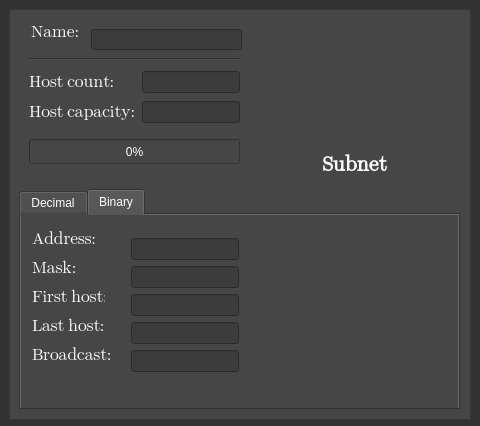
Before: the Qt Designer form src/widgetApp/SubnetDialog.ui in Projekt-zespolowy-TIU/DesignYourNetwork, drawn with Qt 5.
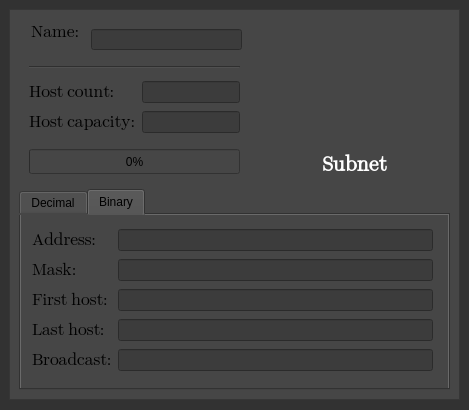
After: the same form once the commit is applied. Icons and pictures are not drawn.

```diff
--- a/src/widgetApp/SubnetDialog.ui
+++ b/src/widgetApp/SubnetDialog.ui
@@ -6,8 +6,8 @@
    <rect>
     <x>0</x>
     <y>0</y>
-    <width>480</width>
-    <height>426</height>
+    <width>469</width>
+    <height>410</height>
    </rect>
   </property>
   <property name="windowTitle">
@@ -21,16 +21,15 @@
    <bool>false</bool>
   </property>
   <property name="styleSheet">
-   <string notr="true">background-color: rgb(50, 50, 50);
-color: rgb(255, 255, 255);</string>
+   <string notr="true">background-color: rgb(50, 50, 50);</string>
   </property>
   <widget class="QFrame" name="frame">
    <property name="geometry">
     <rect>
      <x>9</x>
      <y>9</y>
-     <width>462</width>
-     <height>411</height>
+     <width>451</width>
+     <height>391</height>
     </rect>
    </property>
    <property name="font">
@@ -80,8 +79,8 @@
      <rect>
       <x>10</x>
       <y>180</y>
-      <width>441</width>
-      <height>221</height>
+      <width>431</width>
+      <height>201</height>
      </rect>
     </property>
     <property name="tabPosition">
@@ -286,15 +285,18 @@
      <attribute name="title">
       <string>Binary</string>
      </attribute>
+     <widget class="QWidget" name="">
+      <property name="geometry">
+       <rect>
+        <x>11</x>
+        <y>12</y>
+        <width>401</width>
+        <height>146</height>
+       </rect>
+      </property>
+      <layout class="QGridLayout" name="gridLayout_2">
+       <item row="0" column="0">
      <widget class="QLabel" name="label_14">
-      <property name="geometry">
-       <rect>
-        <x>11</x>
-        <y>12</y>
-        <width>64</width>
-        <height>23</height>
-       </rect>
-      </property>
       <property name="font">
        <font>
         <family>Segoe UI Emoji</family>
@@ -308,179 +310,12 @@
        <string>Address:</string>
       </property>
      </widget>
-     <widget class="QLabel" name="label_21">
-      <property name="geometry">
-       <rect>
-        <x>11</x>
-        <y>70</y>
-        <width>73</width>
-        <height>23</height>
-       </rect>
-      </property>
-      <property name="font">
-       <font>
-        <family>Segoe UI Emoji</family>
-        <pointsize>13</pointsize>
-        <weight>50</weight>
-        <italic>false</italic>
-        <bold>false</bold>
-       </font>
-      </property>
-      <property name="text">
-       <string>First host:</string>
-      </property>
-     </widget>
-     <widget class="QLabel" name="label_15">
-      <property name="geometry">
-       <rect>
-        <x>11</x>
-        <y>41</y>
-        <width>44</width>
-        <height>23</height>
-       </rect>
-      </property>
-      <property name="font">
-       <font>
-        <family>Segoe UI Emoji</family>
-        <pointsize>13</pointsize>
-        <weight>50</weight>
-        <italic>false</italic>
-        <bold>false</bold>
-       </font>
-      </property>
-      <property name="text">
-       <string>Mask:</string>
-      </property>
-     </widget>
-     <widget class="QLabel" name="label_22">
-      <property name="geometry">
-       <rect>
-        <x>11</x>
-        <y>128</y>
-        <width>78</width>
-        <height>23</height>
-       </rect>
-      </property>
-      <property name="font">
-       <font>
-        <family>Segoe UI Emoji</family>
-        <pointsize>13</pointsize>
-        <weight>50</weight>
-        <italic>false</italic>
-        <bold>false</bold>
-       </font>
-      </property>
-      <property name="text">
-       <string>Broadcast:</string>
-      </property>
-     </widget>
-     <widget class="QLabel" name="label_20">
-      <property name="geometry">
-       <rect>
-        <x>11</x>
-        <y>99</y>
-        <width>71</width>
-        <height>23</height>
-       </rect>
-      </property>
-      <property name="font">
-       <font>
-        <family>Segoe UI Emoji</family>
-        <pointsize>13</pointsize>
-        <weight>50</weight>
-        <italic>false</italic>
-        <bold>false</bold>
-       </font>
-      </property>
-      <property name="text">
-       <string>Last host:</string>
-      </property>
-     </widget>
-     <widget class="QScrollArea" name="scrollArea">
-      <property name="geometry">
-       <rect>
-        <x>90</x>
-        <y>5</y>
-        <width>341</width>
-        <height>181</height>
-       </rect>
-      </property>
-      <property name="frameShape">
-       <enum>QFrame::NoFrame</enum>
-      </property>
-      <property name="verticalScrollBarPolicy">
-       <enum>Qt::ScrollBarAsNeeded</enum>
-      </property>
-      <property name="horizontalScrollBarPolicy">
-       <enum>Qt::ScrollBarAsNeeded</enum>
-      </property>
-      <property name="sizeAdjustPolicy">
-       <enum>QAbstractScrollArea::AdjustIgnored</enum>
-      </property>
-      <property name="widgetResizable">
-       <bool>true</bool>
-      </property>
-      <widget class="QWidget" name="scrollAreaWidgetContents">
-       <property name="geometry">
-        <rect>
-         <x>0</x>
-         <y>0</y>
-         <width>341</width>
-         <height>181</height>
-        </rect>
-       </property>
-       <layout class="QHBoxLayout" name="horizontalLayout_2">
-        <item>
-         <widget class="QFrame" name="addressFrame">
-          <property name="minimumSize">
-           <size>
-            <width>300</width>
-            <height>0</height>
-           </size>
-          </property>
-          <property name="frameShape">
-           <enum>QFrame::NoFrame</enum>
-          </property>
-          <property name="frameShadow">
-           <enum>QFrame::Raised</enum>
-          </property>
-          <widget class="QLineEdit" name="broadcastAddressBinary">
-           <property name="enabled">
-            <bool>false</bool>
-           </property>
-           <property name="geometry">
-            <rect>
-             <x>11</x>
-             <y>121</y>
-             <width>108</width>
-             <height>22</height>
-            </rect>
-           </property>
-           <property name="styleSheet">
-            <string notr="true">background-color: rgb(60, 60, 60);</string>
-           </property>
-           <property name="text">
-            <string/>
-           </property>
-           <property name="frame">
-            <bool>true</bool>
-           </property>
-           <property name="alignment">
-            <set>Qt::AlignLeading|Qt::AlignLeft|Qt::AlignVCenter</set>
-           </property>
-          </widget>
+       </item>
+       <item row="0" column="1">
           <widget class="QLineEdit" name="subnetAddressBinary">
            <property name="enabled">
-            <bool>false</bool>
-           </property>
-           <property name="geometry">
-            <rect>
-             <x>11</x>
-             <y>9</y>
-             <width>108</width>
-             <height>22</height>
-            </rect>
-           </property>
+          <bool>true</bool>
+         </property>
            <property name="styleSheet">
             <string notr="true">background-color: rgb(60, 60, 60);</string>
            </property>
@@ -493,44 +328,70 @@
            <property name="alignment">
             <set>Qt::AlignLeading|Qt::AlignLeft|Qt::AlignVCenter</set>
            </property>
-          </widget>
-          <widget class="QLineEdit" name="firstAddressBinary">
-           <property name="enabled">
-            <bool>false</bool>
-           </property>
-           <property name="geometry">
-            <rect>
-             <x>11</x>
-             <y>65</y>
-             <width>108</width>
-             <height>22</height>
-            </rect>
-           </property>
-           <property name="styleSheet">
-            <string notr="true">background-color: rgb(60, 60, 60);</string>
-           </property>
+         <property name="readOnly">
+          <bool>true</bool>
+         </property>
+        </widget>
+       </item>
+       <item row="1" column="0">
+        <widget class="QLabel" name="label_15">
+         <property name="font">
+          <font>
+           <family>Segoe UI Emoji</family>
+           <pointsize>13</pointsize>
+           <weight>50</weight>
+           <italic>false</italic>
+           <bold>false</bold>
+          </font>
+         </property>
            <property name="text">
-            <string/>
-           </property>
-           <property name="frame">
-            <bool>true</bool>
-           </property>
-           <property name="alignment">
-            <set>Qt::AlignLeading|Qt::AlignLeft|Qt::AlignVCenter</set>
-           </property>
-          </widget>
+          <string>Mask:</string>
+         </property>
+        </widget>
+       </item>
+       <item row="1" column="1">
           <widget class="QLineEdit" name="subnetMaskBinary">
            <property name="enabled">
-            <bool>false</bool>
-           </property>
-           <property name="geometry">
-            <rect>
-             <x>11</x>
-             <y>37</y>
-             <width>108</width>
-             <height>22</height>
-            </rect>
-           </property>
+          <bool>true</bool>
+         </property>
+         <property name="styleSheet">
+          <string notr="true">background-color: rgb(60, 60, 60);</string>
+         </property>
+         <property name="text">
+          <string/>
+         </property>
+         <property name="frame">
+          <bool>true</bool>
+         </property>
+         <property name="alignment">
+          <set>Qt::AlignLeading|Qt::AlignLeft|Qt::AlignVCenter</set>
+         </property>
+         <property name="readOnly">
+          <bool>true</bool>
+         </property>
+        </widget>
+       </item>
+       <item row="2" column="0">
+        <widget class="QLabel" name="label_21">
+         <property name="font">
+          <font>
+           <family>Segoe UI Emoji</family>
+           <pointsize>13</pointsize>
+           <weight>50</weight>
+           <italic>false</italic>
+           <bold>false</bold>
+          </font>
+         </property>
+         <property name="text">
+          <string>First host:</string>
+         </property>
+        </widget>
+       </item>
+       <item row="2" column="1">
+        <widget class="QLineEdit" name="firstAddressBinary">
+         <property name="enabled">
+          <bool>true</bool>
+         </property>
            <property name="styleSheet">
             <string notr="true">background-color: rgb(60, 60, 60);</string>
            </property>
@@ -543,19 +404,32 @@
            <property name="alignment">
             <set>Qt::AlignLeading|Qt::AlignLeft|Qt::AlignVCenter</set>
            </property>
-          </widget>
+         <property name="readOnly">
+          <bool>true</bool>
+         </property>
+        </widget>
+       </item>
+       <item row="3" column="0">
+        <widget class="QLabel" name="label_20">
+         <property name="font">
+          <font>
+           <family>Segoe UI Emoji</family>
+           <pointsize>13</pointsize>
+           <weight>50</weight>
+           <italic>false</italic>
+           <bold>false</bold>
+          </font>
+         </property>
+         <property name="text">
+          <string>Last host:</string>
+         </property>
+        </widget>
+       </item>
+       <item row="3" column="1">
           <widget class="QLineEdit" name="lastAddressBinary">
            <property name="enabled">
-            <bool>false</bool>
-           </property>
-           <property name="geometry">
-            <rect>
-             <x>11</x>
-             <y>93</y>
-             <width>108</width>
-             <height>22</height>
-            </rect>
-           </property>
+          <bool>true</bool>
+         </property>
            <property name="styleSheet">
             <string notr="true">background-color: rgb(60, 60, 60);</string>
            </property>
@@ -568,11 +442,50 @@
            <property name="alignment">
             <set>Qt::AlignLeading|Qt::AlignLeft|Qt::AlignVCenter</set>
            </property>
-          </widget>
+         <property name="readOnly">
+          <bool>true</bool>
+         </property>
+        </widget>
+       </item>
+       <item row="4" column="0">
+        <widget class="QLabel" name="broadcastBinLabel">
+         <property name="font">
+          <font>
+           <family>Segoe UI Emoji</family>
+           <pointsize>13</pointsize>
+           <weight>50</weight>
+           <italic>false</italic>
+           <bold>false</bold>
+          </font>
+         </property>
+         <property name="text">
+          <string>Broadcast:</string>
+         </property>
+        </widget>
+       </item>
+       <item row="4" column="1">
+        <widget class="QLineEdit" name="broadcastAddressBinary">
+         <property name="enabled">
+          <bool>true</bool>
+         </property>
+         <property name="styleSheet">
+          <string notr="true">background-color: rgb(60, 60, 60);</string>
+         </property>
+         <property name="text">
+          <string/>
+         </property>
+         <property name="frame">
+          <bool>true</bool>
+         </property>
+         <property name="alignment">
+          <set>Qt::AlignLeading|Qt::AlignLeft|Qt::AlignVCenter</set>
+         </property>
+         <property name="readOnly">
+          <bool>true</bool>
+         </property>
          </widget>
         </item>
        </layout>
-      </widget>
      </widget>
     </widget>
    </widget>
@@ -599,7 +512,7 @@
     <property name="geometry">
      <rect>
       <x>20</x>
-      <y>130</y>
+      <y>140</y>
       <width>211</width>
       <height>25</height>
      </rect>
@@ -612,7 +525,7 @@
     <property name="geometry">
      <rect>
       <x>20</x>
-      <y>40</y>
+      <y>48</y>
       <width>211</width>
       <height>20</height>
      </rect>
@@ -625,7 +538,7 @@
     <property name="geometry">
      <rect>
       <x>20</x>
-      <y>60</y>
+      <y>70</y>
       <width>211</width>
       <height>56</height>
      </rect>
@@ -666,7 +579,7 @@
      <item row="0" column="1">
       <widget class="QLineEdit" name="hostCount">
        <property name="enabled">
-        <bool>false</bool>
+        <bool>true</bool>
        </property>
        <property name="styleSheet">
         <string notr="true">background-color: rgb(60, 60, 60);</string>
@@ -677,12 +590,15 @@
        <property name="alignment">
         <set>Qt::AlignCenter</set>
        </property>
+       <property name="readOnly">
+        <bool>true</bool>
+       </property>
       </widget>
      </item>
      <item row="1" column="1">
       <widget class="QLineEdit" name="hostCapacity">
        <property name="enabled">
-        <bool>false</bool>
+        <bool>true</bool>
        </property>
        <property name="styleSheet">
         <string notr="true">background-color: rgb(60, 60, 60);</string>
@@ -693,6 +609,9 @@
        <property name="alignment">
         <set>Qt::AlignCenter</set>
        </property>
+       <property name="readOnly">
+        <bool>true</bool>
+       </property>
       </widget>
      </item>
     </layout>
@@ -738,6 +657,28 @@
      <set>Qt::AlignCenter</set>
     </property>
    </widget>
+   <widget class="Line" name="line_4">
+    <property name="geometry">
+     <rect>
+      <x>20</x>
+      <y>140</y>
+      <width>211</width>
+      <height>20</height>
+     </rect>
+    </property>
+    <property name="orientation">
+     <enum>Qt::Horizontal</enum>
+    </property>
+   </widget>
+   <zorder>line_4</zorder>
+   <zorder>progressBar</zorder>
+   <zorder>label_10</zorder>
+   <zorder>tabWidget</zorder>
+   <zorder>graphImage</zorder>
+   <zorder>line_3</zorder>
+   <zorder>layoutWidget_4</zorder>
+   <zorder>label_9</zorder>
+   <zorder>subnetName</zorder>
   </widget>
  </widget>
  <resources>
```
Left out of the diff: 26 changed lines with no effect on the pictures. Lines whose indentation alone changed are shown as unchanged.
